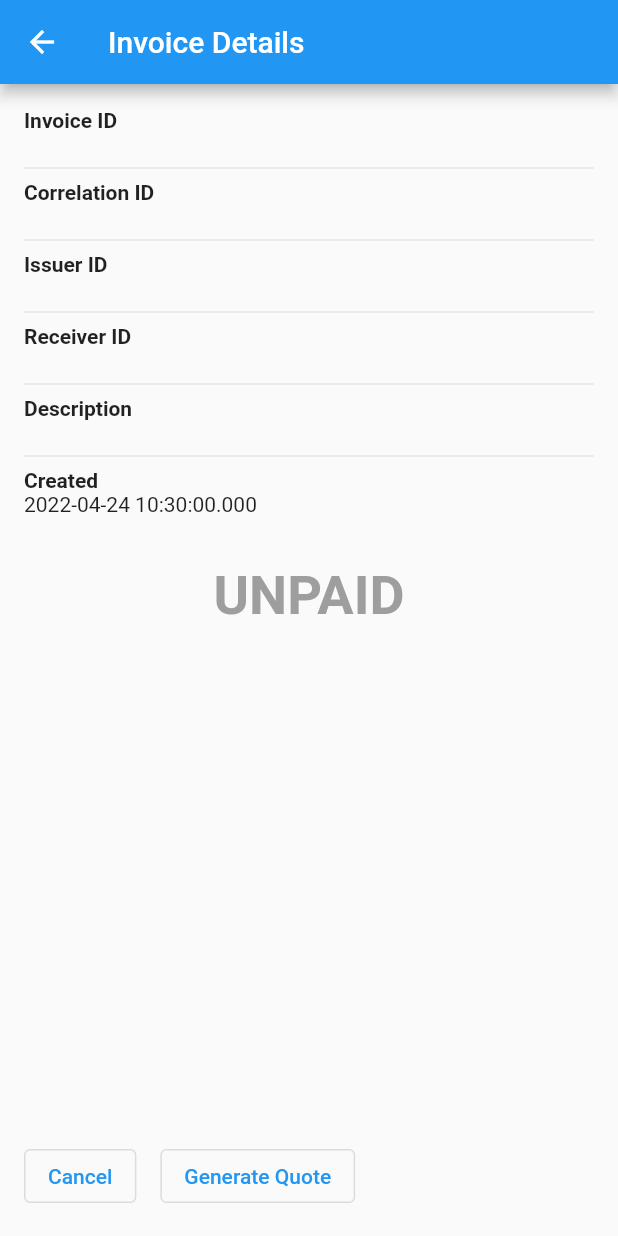
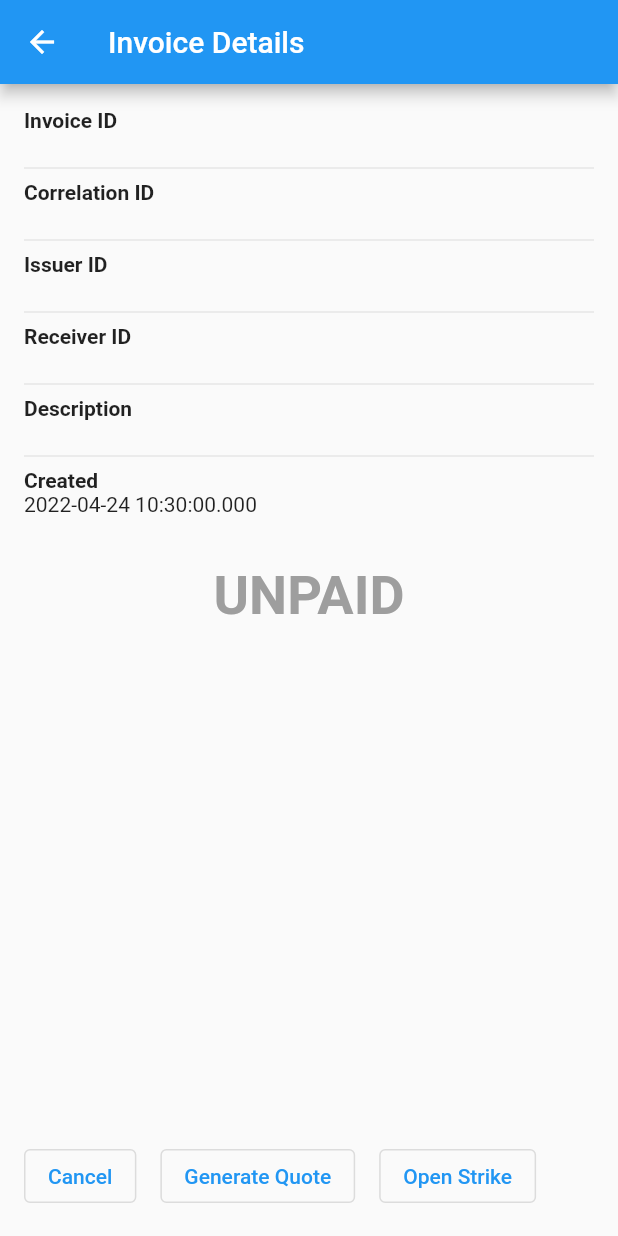
Before and after one commit to CodeOTR/strike, a Flutter app: the InvoiceDetails screen opened directly with empty values, on a phone screen of 412 x 824 dp. Run offline on Flutter 3.47's test engine with Material 2 defaults, Android fonts, the phone set to English and light mode, and no system bars; our stand-ins replace flutter_dotenv, qr_flutter; accounts and stored records are empty.

Commit message:
Open strike app

```diff
--- a/example/lib/invoices/invoice_details.dart
+++ b/example/lib/invoices/invoice_details.dart
@@ -4,6 +4,7 @@ import 'package:example/main.dart';
 import 'package:example/users/user_search.dart';
 import 'package:flutter/material.dart';
 import 'package:strike/models/invoice.dart';
+import 'package:url_launcher/url_launcher.dart';
 
 class InvoiceDetails extends StatefulWidget {
   const InvoiceDetails({
@@ -34,6 +35,7 @@ class _InvoiceDetailsState extends State<InvoiceDetails> {
         title: const Text('Invoice Details'),
       ),
       body: Column(
+        crossAxisAlignment: CrossAxisAlignment.start,
         mainAxisSize: MainAxisSize.max,
         children: [
           Expanded(
@@ -86,7 +88,8 @@ class _InvoiceDetailsState extends State<InvoiceDetails> {
           ),
           Padding(
             padding: const EdgeInsets.all(16.0),
-            child: Row(
+            child: Wrap(
+              alignment: WrapAlignment.start,
               children: [
                 OutlinedButton(
                   child: const Text('Cancel'),
@@ -107,6 +110,13 @@ class _InvoiceDetailsState extends State<InvoiceDetails> {
                     Navigator.of(context).push(MaterialPageRoute(builder: (context) => InvoiceQuote(invoice: invoice!)));
                   },
                 ),
+                gap16,
+                OutlinedButton(
+                  child: const Text('Open Strike'),
+                  onPressed: () {
+                   invoice?.openStrikeApp();
+                  },
+                ),
               ],
             ),
           )
--- a/example/lib/invoices/invoice_quote.dart
+++ b/example/lib/invoices/invoice_quote.dart
@@ -4,6 +4,7 @@ import 'package:flutter/material.dart';
 import 'package:qr_flutter/qr_flutter.dart';
 import 'package:strike/models/invoice.dart';
 import 'package:strike/models/quote.dart';
+import 'package:url_launcher/url_launcher.dart';
 
 class InvoiceQuote extends StatelessWidget {
   const InvoiceQuote({Key? key, required this.invoice}) : super(key: key);
@@ -39,6 +40,14 @@ class InvoiceQuote extends StatelessWidget {
                       ),
                     ),
                   gap16,
+                  Center(
+                    child: OutlinedButton(
+                      child: const Text('Open Strike'),
+                      onPressed: () {
+                        launchUrl(Uri.parse('https://strike.me/pay/${quote.quoteId}'));
+                      },
+                    ),
+                  ),
                   DetailsTile(label: 'Quote ID', value: quote.quoteId ?? ''),
                   const Divider(),
                   DetailsTile(label: 'Source Amount', value: quote.sourceAmount?.displayAmount() ?? ''),
--- a/lib/models/invoice.dart
+++ b/lib/models/invoice.dart
@@ -3,6 +3,7 @@ import 'package:strike/models/invoice_amount.dart';
 
 import 'package:json_annotation/json_annotation.dart';
 import 'package:strike/utilities/json_utilities.dart';
+import 'package:url_launcher/url_launcher.dart';
 
 part 'invoice.g.dart';
 
@@ -28,6 +29,10 @@ class Invoice {
 
   /// ID of the tip receiver
   String? receiverId;
+
+  void openStrikeApp(){
+    launchUrl(Uri.parse('https://strike.me/pay/$invoiceId'));
+  }
 
   Invoice({
     this.invoiceId,
--- a/pubspec.yaml
+++ b/pubspec.yaml
@@ -14,6 +14,7 @@ dependencies:
   http: ^0.13.4
   json_annotation: ^4.4.0
   json_serializable: ^6.1.6
+  url_launcher: ^6.1.0
 
 dev_dependencies:
   build_runner: ^2.1.10
```
Also changed, not shown: example/lib/invoices/invoices.dart (+10 -15 lines), example/pubspec.lock, 2 other files.
